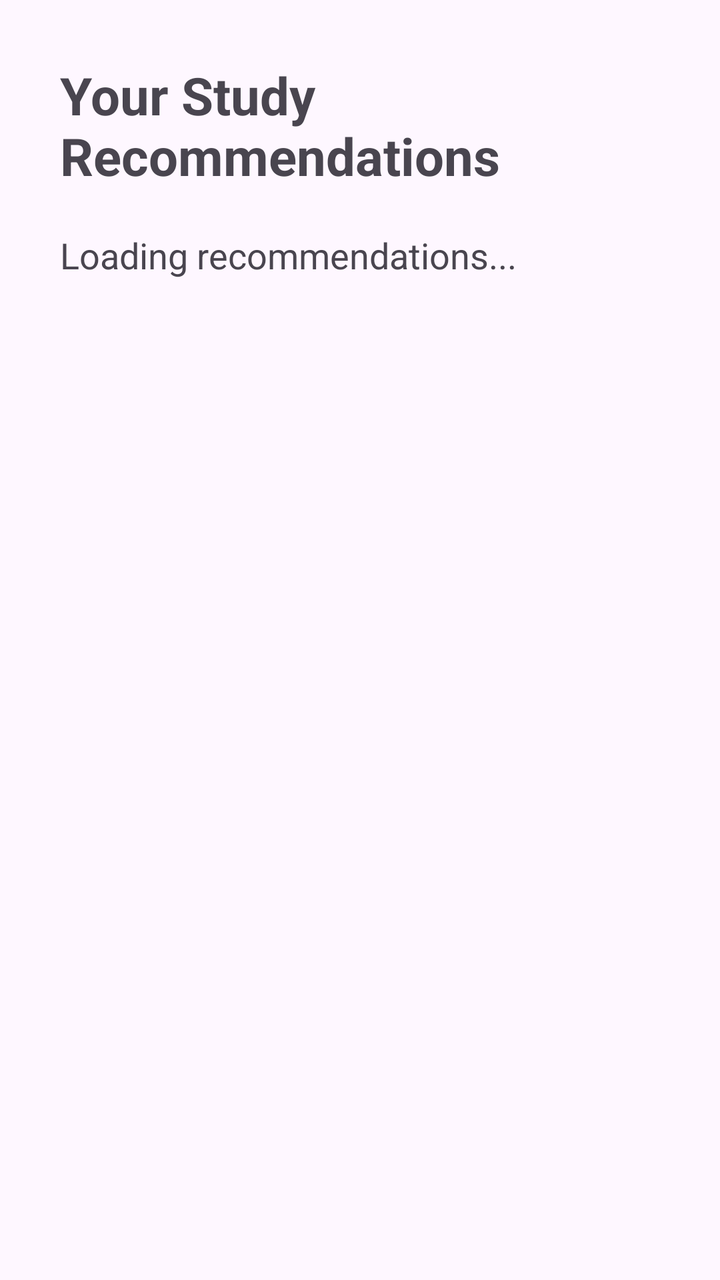
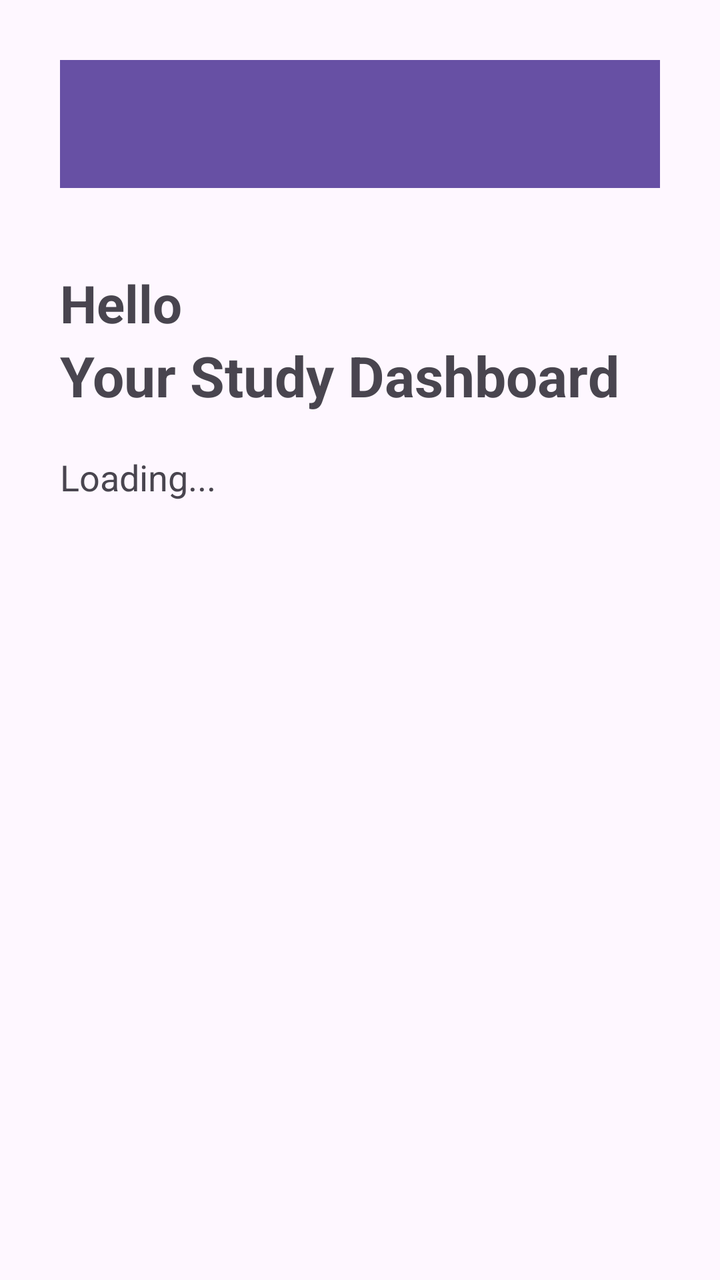

The first picture is an Android layout as it rendered before a commit; the second is the same layout after the commit. The layout source and the unified diff follow.
<!-- AndroidManifest.xml: application theme Theme.GrindSmartApp -->
<!-- res/layout/activity_dashboard.xml -->
<LinearLayout xmlns:android="http://schemas.android.com/apk/res/android"
    android:orientation="vertical"
    android:padding="30dp"
    android:layout_width="match_parent"
    android:layout_height="match_parent">

    <TextView
        android:text="Your Study Recommendations"
        android:textSize="26sp"
        android:textStyle="bold"
        android:layout_marginBottom="20dp"
        android:layout_width="wrap_content"
        android:layout_height="wrap_content"/>

    <TextView
        android:id="@+id/recommendationText"
        android:text="Loading recommendations..."
        android:textSize="18sp"
        android:layout_width="wrap_content"
        android:layout_height="wrap_content"/>

</LinearLayout>
<!-- resources referenced by this layout -->
<resources>
  <style name="Theme.GrindSmartApp" parent="Base.Theme.GrindSmartApp" />
  <style name="Base.Theme.GrindSmartApp" parent="Theme.Material3.DayNight.NoActionBar">
          
          
      </style>
</resources>

<!-- the commit's change to res/layout/activity_dashboard.xml (unified diff, before → after) -->
@@ -4,9 +4,26 @@
     android:layout_width="match_parent"
     android:layout_height="match_parent">
 
+    <androidx.appcompat.widget.Toolbar
+        android:id="@+id/dashboardToolbar"
+        android:layout_width="match_parent"
+        android:layout_height="wrap_content"
+        android:background="?attr/colorPrimary"
+        android:title="GrindSmart"
+        android:titleTextColor="@android:color/white"/>
+
     <TextView
-        android:text="Your Study Recommendations"
+        android:id="@+id/greetingText"
+        android:layout_width="wrap_content"
+        android:layout_height="wrap_content"
+        android:text="Hello"
         android:textSize="26sp"
+        android:layout_marginTop="40dp"
+        android:textStyle="bold"/>
+
+    <TextView
+        android:text="Your Study Dashboard"
+        android:textSize="28sp"
         android:textStyle="bold"
         android:layout_marginBottom="20dp"
         android:layout_width="wrap_content"
@@ -14,7 +31,7 @@
 
     <TextView
         android:id="@+id/recommendationText"
-        android:text="Loading recommendations..."
+        android:text="Loading..."
         android:textSize="18sp"
         android:layout_width="wrap_content"
         android:layout_height="wrap_content"/>
